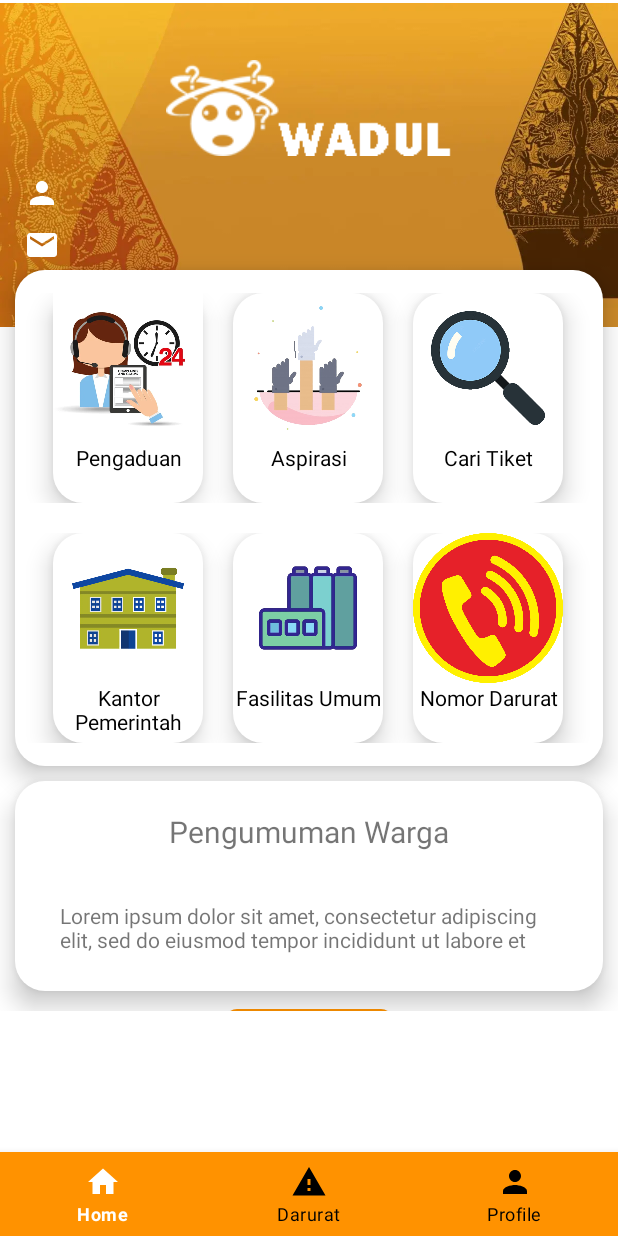
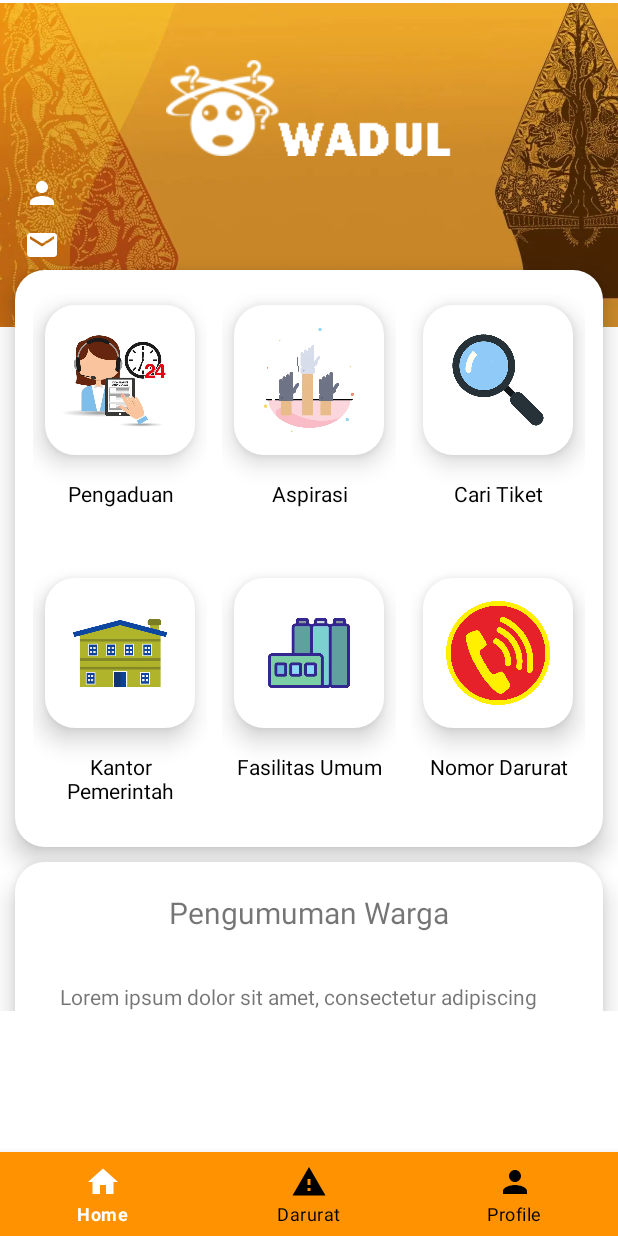
Before and after one commit to Ikow-g/WadulV2, an Android app: the screen it shows after launch once a user with an empty profile is signed in (DashboardActivity), on a phone screen of 412 x 824 dp. Run offline under Robolectric (Android 15) with nearby library versions, the phone set to English and light mode, and no system bars; our stand-ins replace Firebase (no records; nobody signed in at launch, a user with empty details on screens opened directly); 4 statements that could not run were skipped.

Commit message:
dashboard

```diff
--- a/app/src/main/java/com/example/wadulv2/DashboardActivity.kt
+++ b/app/src/main/java/com/example/wadulv2/DashboardActivity.kt
@@ -21,8 +21,8 @@ class DashboardActivity : AppCompatActivity() {
     override fun onCreate(savedInstanceState: Bundle?) {
         super.onCreate(savedInstanceState)
         setContentView(R.layout.activity_dashboard)
-//        supportActionBar?.hide()
-//        AppCompatDelegate.setDefaultNightMode(AppCompatDelegate.MODE_NIGHT_NO)
+        supportActionBar?.hide()
+        AppCompatDelegate.setDefaultNightMode(AppCompatDelegate.MODE_NIGHT_NO)
 
 //        Ambil data
         mAuth = FirebaseAuth.getInstance()
--- a/app/src/main/res/layout/activity_dashboard.xml
+++ b/app/src/main/res/layout/activity_dashboard.xml
@@ -115,27 +115,30 @@
                             <TableRow
                                 android:layout_width="match_parent"
                                 android:layout_height="match_parent"
-                                android:layout_marginBottom="20dp">
+                                android:layout_marginBottom="10dp">
 
                                 <LinearLayout
                                     android:id="@+id/pengaduan_linear"
                                     android:layout_width="wrap_content"
                                     android:layout_height="wrap_content"
-                                    android:layout_marginLeft="25dp"
-                                    android:background="@drawable/shape1"
-                                    android:elevation="10dp"
+                                    android:layout_marginLeft="12dp"
                                     android:orientation="vertical">
 
                                     <ImageView
                                         android:id="@+id/nav_pengaduan"
                                         android:layout_width="100dp"
                                         android:layout_height="100dp"
+                                        android:layout_margin="8dp"
+                                        android:padding="10dp"
+                                        android:background="@drawable/shape1"
+                                        android:elevation="10dp"
                                         android:src="@drawable/callcenter" />
 
                                     <TextView
                                         android:id="@+id/textView1"
                                         android:layout_width="100dp"
                                         android:layout_height="40dp"
+                                        android:layout_margin="8dp"
                                         android:text="Pengaduan"
                                         android:textAlignment="center"
                                         android:textColor="@color/black" />
@@ -145,21 +148,24 @@
                                     android:id="@+id/aspirasi_linear"
                                     android:layout_width="wrap_content"
                                     android:layout_height="wrap_content"
-                                    android:layout_marginHorizontal="20dp"
-                                    android:background="@drawable/shape1"
-                                    android:elevation="10dp"
+                                    android:layout_marginHorizontal="10dp"
                                     android:orientation="vertical">
 
                                     <ImageView
                                         android:id="@+id/nav_aspirasi"
                                         android:layout_width="100dp"
                                         android:layout_height="100dp"
+                                        android:layout_margin="8dp"
+                                        android:padding="8dp"
+                                        android:background="@drawable/shape1"
+                                        android:elevation="10dp"
                                         android:src="@drawable/aspirasi" />
 
                                     <TextView
                                         android:id="@+id/textView2"
                                         android:layout_width="100dp"
                                         android:layout_height="40dp"
+                                        android:layout_margin="8dp"
                                         android:text="Aspirasi"
                                         android:textAlignment="center"
                                         android:textColor="@color/black" />
@@ -169,20 +175,23 @@
                                     android:id="@+id/tiket_linear"
                                     android:layout_width="wrap_content"
                                     android:layout_height="wrap_content"
-                                    android:background="@drawable/shape1"
-                                    android:elevation="10dp"
                                     android:orientation="vertical">
 
                                     <ImageView
                                         android:id="@+id/nav_caritix"
                                         android:layout_width="100dp"
                                         android:layout_height="100dp"
+                                        android:layout_margin="8dp"
+                                        android:padding="10dp"
+                                        android:background="@drawable/shape1"
+                                        android:elevation="10dp"
                                         android:src="@drawable/tiket" />
 
                                     <TextView
                                         android:id="@+id/textView3"
                                         android:layout_width="100dp"
                                         android:layout_height="40dp"
+                                        android:layout_margin="8dp"
                                         android:text="Cari Tiket"
                                         android:textAlignment="center"
                                         android:textColor="@color/black" />
@@ -197,21 +206,24 @@
                                 <LinearLayout
                                     android:layout_width="wrap_content"
                                     android:layout_height="wrap_content"
-                                    android:layout_marginLeft="25dp"
-                                    android:background="@drawable/shape1"
-                                    android:elevation="10dp"
+                                    android:layout_marginLeft="12dp"
                                     android:orientation="vertical">
 
                                     <ImageView
                                         android:id="@+id/nav_kantor"
                                         android:layout_width="100dp"
                                         android:layout_height="100dp"
+                                        android:layout_margin="8dp"
+                                        android:padding="8dp"
+                                        android:background="@drawable/shape1"
+                                        android:elevation="10dp"
                                         android:src="@drawable/kantor" />
 
                                     <TextView
                                         android:id="@+id/textView4"
                                         android:layout_width="100dp"
                                         android:layout_height="40dp"
+                                        android:layout_margin="8dp"
                                         android:text="Kantor Pemerintah"
                                         android:textAlignment="center"
                                         android:textColor="@color/black" />
@@ -220,21 +232,24 @@
                                 <LinearLayout
                                     android:layout_width="wrap_content"
                                     android:layout_height="wrap_content"
-                                    android:layout_marginHorizontal="20dp"
-                                    android:background="@drawable/shape1"
-                                    android:elevation="10dp"
+                                    android:layout_marginHorizontal="10dp"
                                     android:orientation="vertical">
 
                                     <ImageView
                                         android:id="@+id/nav_fasum"
                                         android:layout_width="100dp"
                                         android:layout_height="100dp"
+                                        android:layout_margin="8dp"
+                                        android:padding="8dp"
+                                        android:background="@drawable/shape1"
+                                        android:elevation="10dp"
                                         android:src="@drawable/fasum" />
 
                                     <TextView
                                         android:id="@+id/textView5"
                                         android:layout_width="100dp"
                                         android:layout_height="40dp"
+                                        android:layout_margin="8dp"
                                         android:text="Fasilitas Umum"
                                         android:textAlignment="center"
                                         android:textColor="@color/black" />
@@ -243,20 +258,23 @@
                                 <LinearLayout
                                     android:layout_width="wrap_content"
                                     android:layout_height="wrap_content"
-                                    android:background="@drawable/shape1"
-                                    android:elevation="10dp"
                                     android:orientation="vertical">
 
                                     <ImageView
                                         android:id="@+id/nav_telp"
                                         android:layout_width="100dp"
                                         android:layout_height="100dp"
+                                        android:layout_margin="8dp"
+                                        android:padding="15dp"
+                                        android:background="@drawable/shape1"
+                                        android:elevation="10dp"
                                         android:src="@drawable/telepon" />
 
                                     <TextView
                                         android:id="@+id/textView6"
                                         android:layout_width="100dp"
                                         android:layout_height="40dp"
+                                        android:layout_margin="8dp"
                                         android:text="Nomor Darurat"
                                         android:textAlignment="center"
                                         android:textColor="@color/black" />
```
